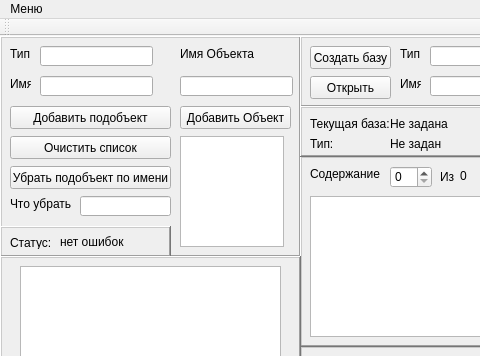
Above: baza1/mainwindow.ui from ais1199/basa1 before the change; both pictures show x 0 to 480 and y 0 to 356 of the 800 by 600 pixel window. Below: the same form after it.
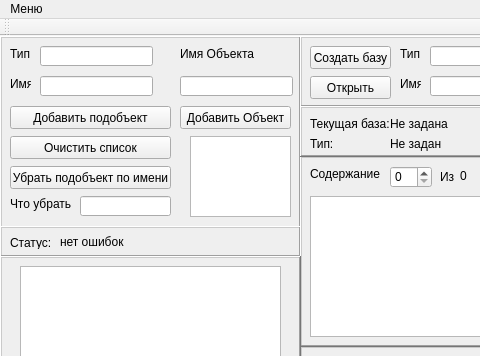
That is the form after the change.

What changed in the file:
```diff
--- a/baza1/mainwindow.ui
+++ b/baza1/mainwindow.ui
@@ -153,10 +153,10 @@
     <widget class="QPlainTextEdit" name="nplist">
      <property name="geometry">
       <rect>
-       <x>180</x>
+       <x>190</x>
        <y>100</y>
-       <width>104</width>
-       <height>111</height>
+       <width>101</width>
+       <height>81</height>
       </rect>
      </property>
     </widget>
@@ -188,7 +188,7 @@
       <rect>
        <x>0</x>
        <y>190</y>
-       <width>171</width>
+       <width>301</width>
        <height>31</height>
       </rect>
      </property>
```
Left out of the diff: 2 changed lines with no effect on the pictures.
